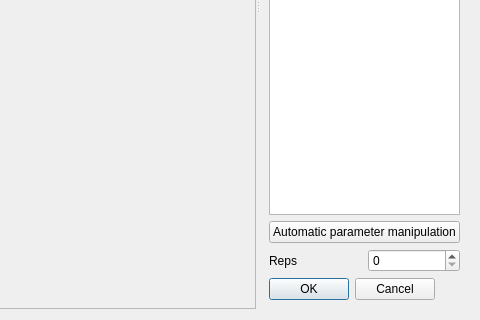
portfors-lab/sparkle, file spikeylab/stim/stimulus_editor.ui: the form before one commit; both pictures show x 570 to 1050 and y 314 to 634 of the 1050 by 634 pixel window.
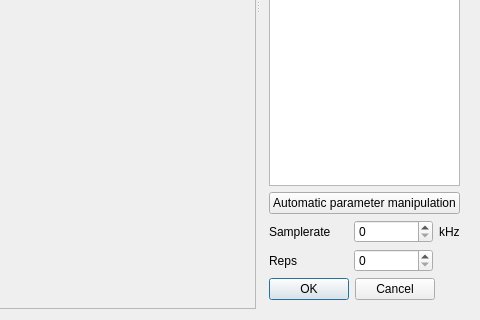
The form after the commit. Custom widgets are drawn as their Qt base class.

Commit message: Generation rate opened by stimulus, and now updates correctly

Patch:
```diff
--- a/spikeylab/stim/stimulus_editor.ui
+++ b/spikeylab/stim/stimulus_editor.ui
@@ -130,7 +130,14 @@
        </item>
        <item>
         <layout class="QGridLayout" name="gridLayout_3">
-         <item row="0" column="0">
+         <item row="0" column="1">
+          <widget class="QSpinBox" name="aosr_spnbx">
+           <property name="maximum">
+            <number>500</number>
+           </property>
+          </widget>
+         </item>
+         <item row="1" column="0">
           <widget class="QLabel" name="label_2">
            <property name="sizePolicy">
             <sizepolicy hsizetype="Minimum" vsizetype="Preferred">
@@ -152,9 +159,29 @@
            </property>
           </widget>
          </item>
-         <item row="0" column="1">
+         <item row="1" column="1">
           <widget class="QSpinBox" name="nreps_spnbx"/>
          </item>
+         <item row="0" column="0">
+          <widget class="QLabel" name="label_3">
+           <property name="text">
+            <string>Samplerate</string>
+           </property>
+          </widget>
+         </item>
+         <item row="0" column="2">
+          <widget class="QLabel" name="label_4">
+           <property name="sizePolicy">
+            <sizepolicy hsizetype="Fixed" vsizetype="Preferred">
+             <horstretch>0</horstretch>
+             <verstretch>0</verstretch>
+            </sizepolicy>
+           </property>
+           <property name="text">
+            <string>kHz</string>
+           </property>
+          </widget>
+         </item>
         </layout>
        </item>
        <item>
```
Left out of the diff: 19 changed lines with no effect on the pictures. The commit also changes 13 other files.
